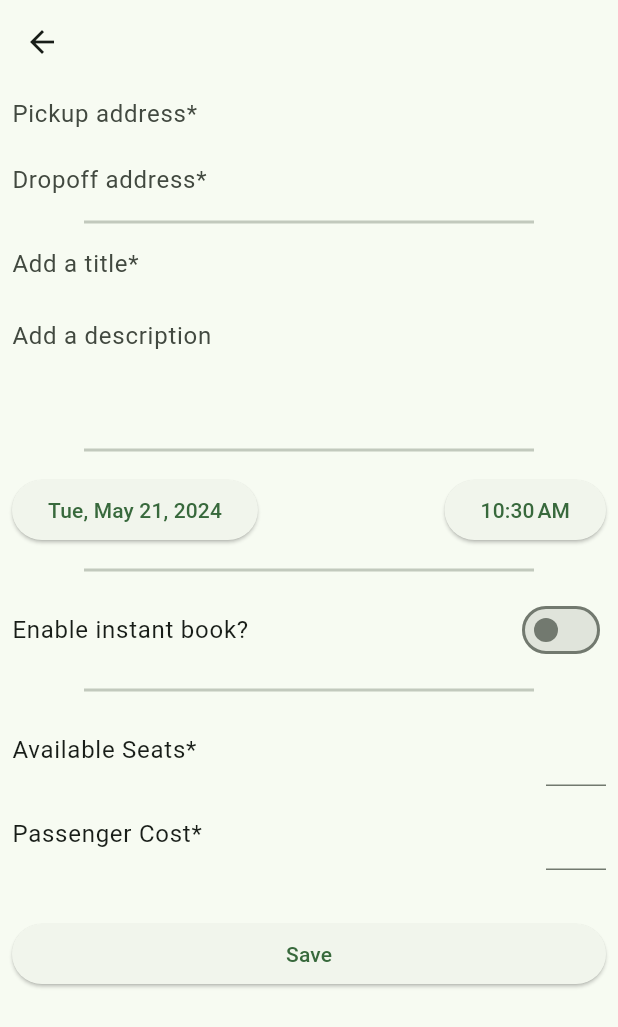
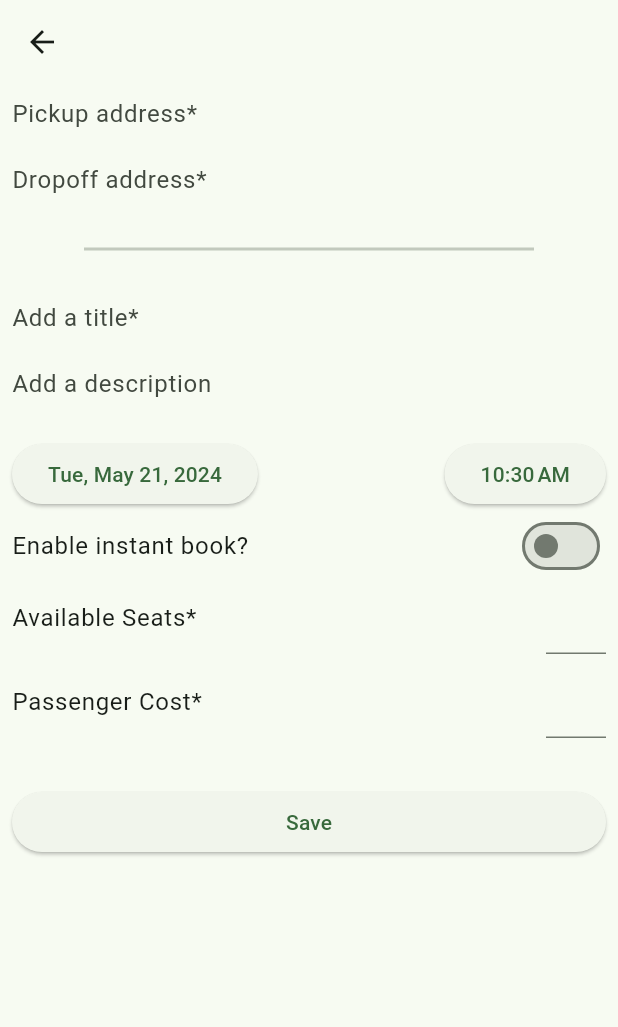
Before and after one commit to kealohigrondin/thumb_app, a Flutter app: the PublishRidePage screen opened directly, on a phone screen of 412 x 824 dp. Shown: the top 1027 px of the screen. Run offline on Flutter 3.47's test engine with Material 3 defaults, Android fonts, the phone set to English and light mode, and no system bars; our stand-ins replace flutter_riverpod, font_awesome_flutter, image_picker, supabase_flutter; missing offline and left inert: supabase_auth_ui; accounts and stored records are empty.

Commit message:
remove divider lines on publish page, remove google maps from pubspec

```diff
--- a/lib/pages/bottom_nav_pages/publish_ride_page.dart
+++ b/lib/pages/bottom_nav_pages/publish_ride_page.dart
@@ -25,12 +25,9 @@ class _PublishRidePageState extends State<PublishRidePage> {
   final _formKey = GlobalKey<FormState>();
 
   late final TextEditingController _titleController = TextEditingController();
-  late final TextEditingController _descriptionController =
-      TextEditingController();
-  late final TextEditingController _pickupAddressController =
-      TextEditingController();
-  late final TextEditingController _dropoffAddressController =
-      TextEditingController();
+  late final TextEditingController _descriptionController = TextEditingController();
+  late final TextEditingController _pickupAddressController = TextEditingController();
+  late final TextEditingController _dropoffAddressController = TextEditingController();
   late final TextEditingController _seatsController = TextEditingController();
   late final TextEditingController _costController = TextEditingController();
 
@@ -41,12 +38,11 @@ class _PublishRidePageState extends State<PublishRidePage> {
     final DateTime? pickedDate = await showDatePicker(
         context: context,
         firstDate: DateTime.now(),
-        lastDate: DateTime(
-            DateTime.now().year, DateTime.now().month + 4, DateTime.now().day));
+        lastDate: DateTime(DateTime.now().year, DateTime.now().month + 4, DateTime.now().day));
     if (pickedDate != null) {
       setState(() {
-        selectedDate = DateTime(pickedDate.year, pickedDate.month,
-            pickedDate.day, selectedDate.hour, selectedDate.minute);
+        selectedDate = DateTime(pickedDate.year, pickedDate.month, pickedDate.day,
+            selectedDate.hour, selectedDate.minute);
       });
     }
   }
@@ -56,8 +52,8 @@ class _PublishRidePageState extends State<PublishRidePage> {
         await showTimePicker(context: context, initialTime: TimeOfDay.now());
     if (pickedTime != null) {
       setState(() {
-        selectedDate = DateTime(selectedDate.year, selectedDate.month,
-            selectedDate.day, pickedTime.hour, pickedTime.minute);
+        selectedDate = DateTime(selectedDate.year, selectedDate.month, selectedDate.day,
+            pickedTime.hour, pickedTime.minute);
       });
     }
   }
@@ -86,19 +82,11 @@ class _PublishRidePageState extends State<PublishRidePage> {
     } catch (error) {
       if (mounted) {
         ScaffoldMessenger.of(context).showSnackBar(
-          const SnackBar(
-              content: Text('Error saving ride data! Try again later.')),
+          const SnackBar(content: Text('Error saving ride data! Try again later.')),
         );
       }
     }
   }
-
-  Divider dividerLine = const Divider(
-    height: 32,
-    thickness: 2,
-    indent: 48,
-    endIndent: 48,
-  );
 
   @override
   Widget build(BuildContext context) {
@@ -116,16 +104,14 @@ class _PublishRidePageState extends State<PublishRidePage> {
                     final sessionToken = const Uuid().v4();
                     final Suggestion? result = await showSearch(
                         context: context,
-                        delegate: AddressSearch(
-                            sessionToken, 'Enter pickup address'));
+                        delegate: AddressSearch(sessionToken, 'Enter pickup address'));
                     if (result != null) {
                       setState(() {
                         _pickupAddressController.text = result.description;
                       });
                     }
                   },
-                  decoration: const InputDecoration.collapsed(
-                      hintText: 'Pickup address*')),
+                  decoration: const InputDecoration.collapsed(hintText: 'Pickup address*')),
               const SizedBox(height: 20),
               TextFormField(
                   controller: _dropoffAddressController,
@@ -133,17 +119,20 @@ class _PublishRidePageState extends State<PublishRidePage> {
                     final sessionToken = const Uuid().v4();
                     final Suggestion? result = await showSearch(
                         context: context,
-                        delegate: AddressSearch(
-                            sessionToken, 'Enter dropoff address'));
+                        delegate: AddressSearch(sessionToken, 'Enter dropoff address'));
                     if (result != null) {
                       setState(() {
                         _dropoffAddressController.text = result.description;
                       });
                     }
                   },
-                  decoration: const InputDecoration.collapsed(
-                      hintText: 'Dropoff address*')),
-              dividerLine,
+                  decoration: const InputDecoration.collapsed(hintText: 'Dropoff address*')),
+              const Divider(
+                height: 68,
+                thickness: 2,
+                indent: 48,
+                endIndent: 48,
+              ),
               TextFormField(
                 controller: _titleController,
                 validator: (value) {
@@ -152,18 +141,16 @@ class _PublishRidePageState extends State<PublishRidePage> {
                   }
                   return null;
                 },
-                decoration:
-                    const InputDecoration.collapsed(hintText: 'Add a title*'),
+                decoration: const InputDecoration.collapsed(hintText: 'Add a title*'),
+              ),
+              const SizedBox(height: 20),
+              TextFormField(
+                controller: _descriptionController,
+                decoration: const InputDecoration.collapsed(hintText: 'Add a description'),
+                minLines: 1,
+                maxLines: 5,
               ),
               const SizedBox(height: 24),
-              TextFormField(
-                controller: _descriptionController,
-                decoration: const InputDecoration.collapsed(
-                    hintText: 'Add a description'),
-                minLines: 3,
-                maxLines: 5,
-              ),
-              dividerLine,
               Row(mainAxisAlignment: MainAxisAlignment.spaceBetween, children: [
                 ElevatedButton(
                     onPressed: () => _selectDate(context),
@@ -172,7 +159,6 @@ class _PublishRidePageState extends State<PublishRidePage> {
                     onPressed: () => _selectTime(context),
                     child: Text(DateFormat.jm().format(selectedDate))),
               ]),
-              dividerLine,
               Row(
                 mainAxisAlignment: MainAxisAlignment.spaceBetween,
                 children: [
@@ -187,7 +173,6 @@ class _PublishRidePageState extends State<PublishRidePage> {
                           }))
                 ],
               ),
-              dividerLine,
               Row(
                 mainAxisAlignment: MainAxisAlignment.spaceBetween,
                 children: [
@@ -199,9 +184,7 @@ class _PublishRidePageState extends State<PublishRidePage> {
                     width: 40,
                     child: TextFormField(
                       controller: _seatsController,
-                      inputFormatters: <TextInputFormatter>[
-                        FilteringTextInputFormatter.digitsOnly
-                      ],
+                      inputFormatters: <TextInputFormatter>[FilteringTextInputFormatter.digitsOnly],
                       validator: (value) {
                         if (value == null) {
                           return 'Enter a valid number';
--- a/pubspec.yaml
+++ b/pubspec.yaml
@@ -12,7 +12,6 @@ dependencies:
   flutter_dotenv: ^5.1.0
   flutter_riverpod: ^2.5.1
   font_awesome_flutter: ^10.7.0
-  google_maps_flutter: ^2.6.1
   google_sign_in: ^6.2.1
   http: ^1.2.1
   image_picker: ^1.1.1
```
Also changed, not shown: pubspec.lock, 1 other file.
